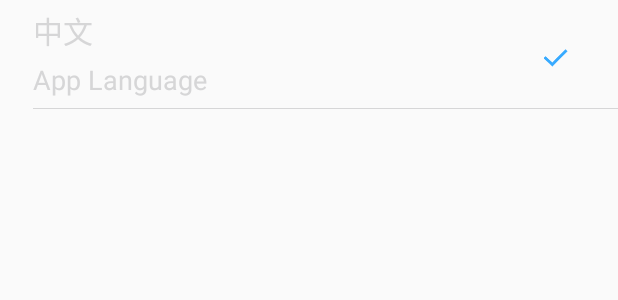
After one commit to smallhorse/EbotEnMainModule, an Android app: the layout main_language_item.xml on its own in the app's theme, with its tools: preview values and no code run, on a phone screen of 412 x 824 dp. The commit adds this screen. Shown: the top 300 px of the screen. Run offline under Robolectric (Android 15) with nearby library versions, the phone set to English and light mode, and no system bars.

Commit message:
[MainModule][需求][1.0.1.1]多语言切换

```diff
--- a/mainmodule/build.gradle
+++ b/mainmodule/build.gradle
@@ -14,7 +14,7 @@ android {
         testInstrumentationRunner "android.support.test.runner.AndroidJUnitRunner"
         javaCompileOptions {
             annotationProcessorOptions {
-                arguments = [ moduleName : project.getName() ]
+                arguments = [moduleName: project.getName()]
             }
         }
     }
@@ -52,7 +52,7 @@ dependencies {
 
     implementation deps.support.app_compat
     implementation deps.constraint_layout
-    testImplementation 'junit:junit:4.12'
+     testImplementation 'junit:junit:4.12'
     androidTestImplementation 'com.android.support.test:runner:1.0.1'
     androidTestImplementation 'com.android.support.test.espresso:espresso-core:3.0.1'
 
--- a/mainmodule/src/main/java/com/ubt/mainmodule/user/recycleview/LeftAdapter.java
+++ b/mainmodule/src/main/java/com/ubt/mainmodule/user/recycleview/LeftAdapter.java
@@ -4,6 +4,7 @@ import android.widget.TextView;
 
 import com.chad.library.adapter.base.BaseQuickAdapter;
 import com.chad.library.adapter.base.BaseViewHolder;
+import com.ubt.baselib.skin.SkinManager;
 import com.ubt.baselib.utils.ContextUtils;
 import com.ubt.mainmodule.R;
 import com.ubt.mainmodule.user.data.DataServer;
@@ -22,7 +23,7 @@ public class LeftAdapter extends BaseQuickAdapter<LeftMenuModel, BaseViewHolder>
 
     @Override
     protected void convert(BaseViewHolder helper, LeftMenuModel item) {
-        helper.setText(R.id.tv_tab, item.getNameString());
+        helper.setText(R.id.tv_tab, SkinManager.getInstance().getTextById(item.getNameString()));
         helper.setImageResource(R.id.iv_icon, item.getImageId());
         helper.setVisible(R.id.tv_msgcnt, false);
 
--- /dev/null
+++ b/mainmodule/src/main/res/layout/main_language_item.xml
@@ -0,0 +1,47 @@
+<?xml version="1.0" encoding="utf-8"?>
+<RelativeLayout xmlns:android="http://schemas.android.com/apk/res/android"
+                android:layout_width="match_parent"
+                android:layout_height="@dimen/dp_70"
+                android:paddingBottom="@dimen/dp_5"
+                android:paddingLeft="@dimen/dp_20"
+                android:paddingTop="@dimen/dp_5">
+
+    <TextView
+        android:id="@+id/main_tv_item_title"
+        android:layout_width="wrap_content"
+        android:layout_height="wrap_content"
+        android:gravity="center"
+        android:text="中文"
+        android:textColor="@color/base_tv_ble_color"
+        android:textSize="@dimen/sp_18"
+        />
+
+    <TextView
+        android:id="@+id/main_tv_item_content"
+        android:layout_width="wrap_content"
+        android:layout_height="wrap_content"
+        android:layout_below="@+id/main_tv_item_title"
+        android:layout_marginTop="@dimen/dp_5"
+        android:gravity="center"
+        android:text="@string/main_language_title"
+        android:textColor="@color/base_tv_ble_color"
+        android:textSize="@dimen/sp_16"
+        />
+
+    <ImageView
+        android:id="@+id/main_item_selected"
+        android:layout_width="wrap_content"
+        android:layout_height="wrap_content"
+        android:layout_alignParentRight="true"
+        android:layout_centerVertical="true"
+        android:layout_marginRight="@dimen/dp_30"
+        android:src="@mipmap/img_choose"/>
+
+    <View
+        android:layout_width="match_parent"
+        android:layout_height="@dimen/dp_0_5"
+        android:layout_alignParentBottom="true"
+        android:layout_marginTop="@dimen/dp_5"
+        android:background="@color/base_line"
+        />
+</RelativeLayout>
```
Also changed, not shown: mainmodule/src/main/AndroidManifest.xml (+14 -9 lines), mainmodule/src/main/java/com/ubt/mainmodule/user/UserMainFragment.java (+7 -0 lines), mainmodule/src/main/java/com/ubt/mainmodule/user/data/DataServer.java (+7 -7 lines), mainmodule/src/main/java/com/ubt/mainmodule/user/language/LanguageActivity.java (added, +138 -0 lines), mainmodule/src/main/java/com/ubt/mainmodule/user/language/LanguageAdapter.java (added, +49 -0 lines), mainmodule/src/main/java/com/ubt/mainmodule/user/language/LanguageFragment.java (+18 -2 lines), mainmodule/src/main/java/com/ubt/mainmodule/user/language/UserLanguageContract.java (added, +23 -0 lines), mainmodule/src/main/java/com/ubt/mainmodule/user/language/UserLanguagePresenter.java (added, +48 -0 lines), mainmodule/src/main/java/com/ubt/mainmodule/user/recycleview/LeftMenuModel.java (+5 -5 lines), mainmodule/src/main/res/layout/main_activity_language.xml (added, +75 -0 lines), mainmodule/src/main/res/layout/main_fragment_language.xml (+20 -3 lines), mainmodule/src/main/res/values/arrys.xml (added, +52 -0 lines), mainmodule/src/main/res/values/strings.xml (+17 -4 lines), mainmodule/src/main/res/mipmap-xxhdpi/img_choose.png (added), 1 more files, 1 other file.
